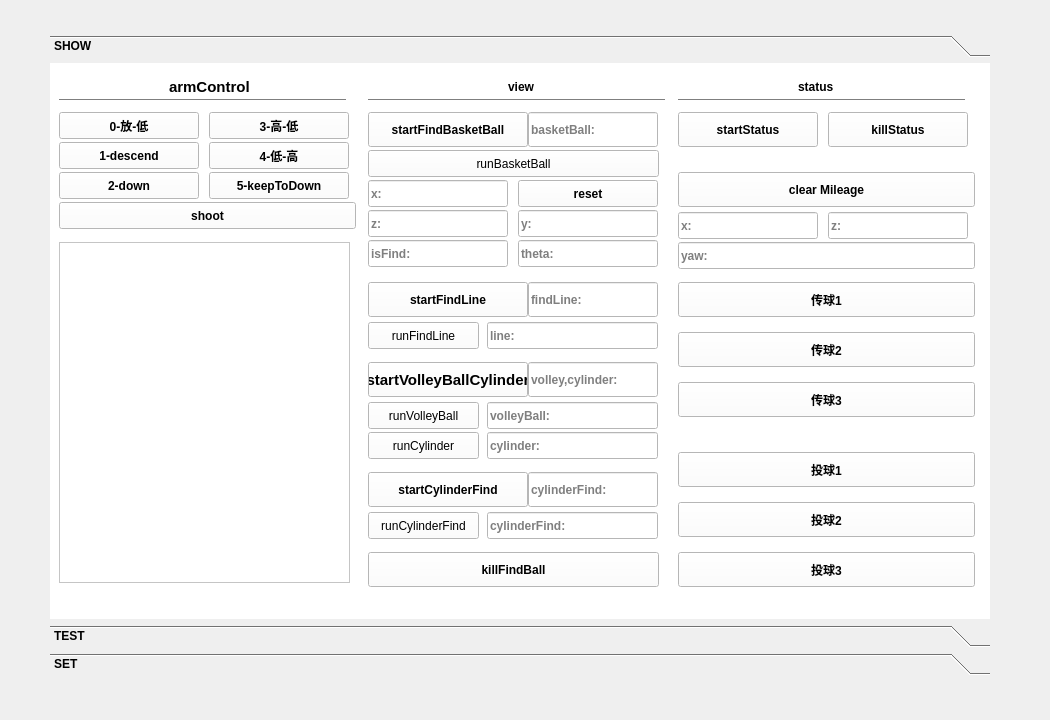
Old version of the form ui/mainwindow.ui in the repository nwpu-basketball-robot/rqt_control.
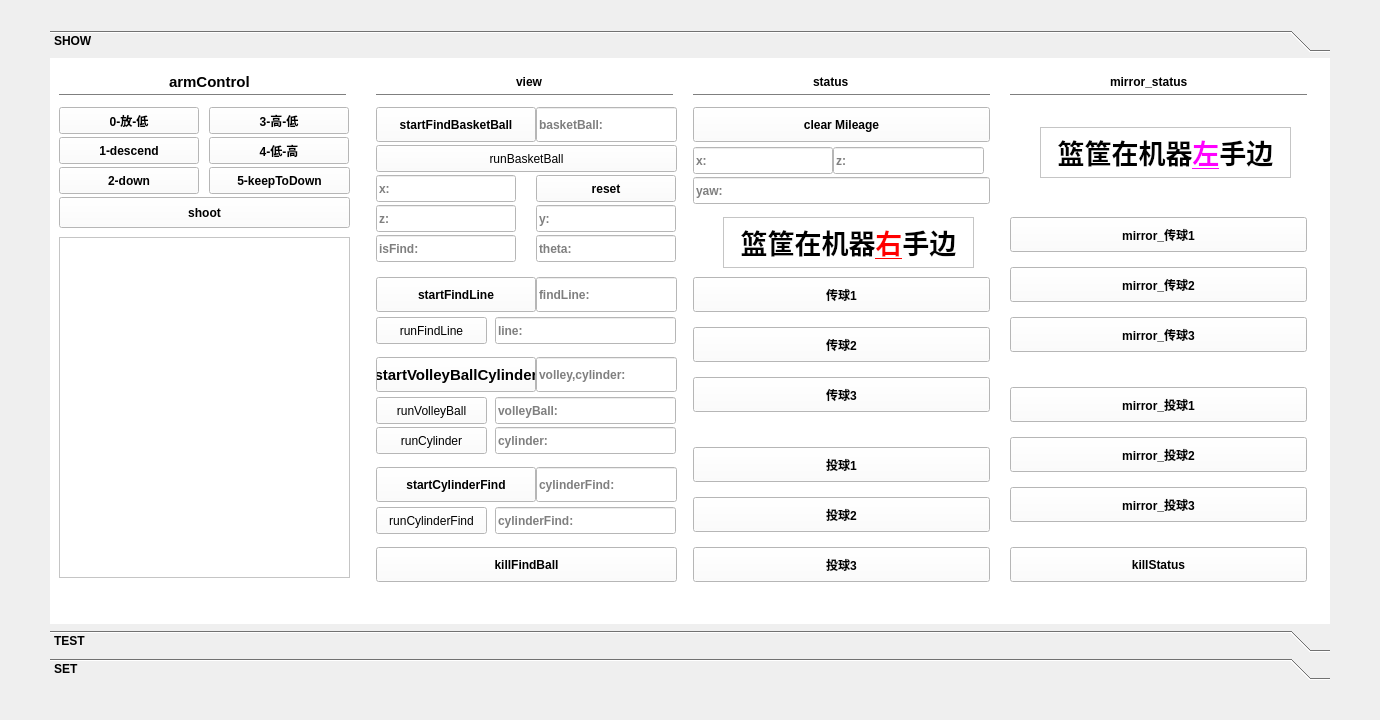
New version of the form.

```diff
--- a/ui/mainwindow.ui
+++ b/ui/mainwindow.ui
@@ -6,7 +6,7 @@
    <rect>
     <x>0</x>
     <y>0</y>
-    <width>1050</width>
+    <width>1380</width>
     <height>720</height>
    </rect>
   </property>
@@ -17,9 +17,9 @@
    <property name="geometry">
     <rect>
      <x>50</x>
-     <y>35</y>
-     <width>940</width>
-     <height>640</height>
+     <y>30</y>
+     <width>1280</width>
+     <height>650</height>
     </rect>
    </property>
    <property name="palette">
@@ -448,8 +448,8 @@
      <rect>
       <x>0</x>
       <y>0</y>
-      <width>940</width>
-      <height>547</height>
+      <width>1280</width>
+      <height>557</height>
      </rect>
     </property>
     <property name="font">
@@ -518,8 +518,8 @@
          <rect>
           <x>0</x>
           <y>130</y>
-          <width>297</width>
-          <height>27</height>
+          <width>291</width>
+          <height>31</height>
          </rect>
         </property>
         <property name="text">
@@ -583,7 +583,7 @@
          <rect>
           <x>150</x>
           <y>100</y>
-          <width>140</width>
+          <width>141</width>
           <height>27</height>
          </rect>
         </property>
@@ -658,7 +658,7 @@
        <widget class="QLineEdit" name="textCheckOnY">
         <property name="geometry">
          <rect>
-          <x>150</x>
+          <x>160</x>
           <y>138</y>
           <width>140</width>
           <height>27</height>
@@ -708,7 +708,7 @@
        <widget class="QLineEdit" name="textCheckOnTheta">
         <property name="geometry">
          <rect>
-          <x>150</x>
+          <x>160</x>
           <y>168</y>
           <width>140</width>
           <height>27</height>
@@ -899,7 +899,7 @@
          <rect>
           <x>0</x>
           <y>480</y>
-          <width>291</width>
+          <width>301</width>
           <height>35</height>
          </rect>
         </property>
@@ -910,7 +910,7 @@
        <widget class="QPushButton" name="reset">
         <property name="geometry">
          <rect>
-          <x>150</x>
+          <x>160</x>
           <y>108</y>
           <width>140</width>
           <height>27</height>
@@ -925,7 +925,7 @@
          <rect>
           <x>0</x>
           <y>78</y>
-          <width>291</width>
+          <width>301</width>
           <height>27</height>
          </rect>
         </property>
@@ -1001,7 +1001,7 @@
          <rect>
           <x>160</x>
           <y>40</y>
-          <width>130</width>
+          <width>141</width>
           <height>35</height>
          </rect>
         </property>
@@ -1051,7 +1051,7 @@
          <rect>
           <x>119</x>
           <y>330</y>
-          <width>171</width>
+          <width>181</width>
           <height>27</height>
          </rect>
         </property>
@@ -1101,7 +1101,7 @@
          <rect>
           <x>119</x>
           <y>250</y>
-          <width>171</width>
+          <width>181</width>
           <height>27</height>
          </rect>
         </property>
@@ -1151,7 +1151,7 @@
          <rect>
           <x>119</x>
           <y>360</y>
-          <width>171</width>
+          <width>181</width>
           <height>27</height>
          </rect>
         </property>
@@ -1235,7 +1235,7 @@
          <rect>
           <x>160</x>
           <y>210</y>
-          <width>130</width>
+          <width>141</width>
           <height>35</height>
          </rect>
         </property>
@@ -1285,7 +1285,7 @@
          <rect>
           <x>160</x>
           <y>290</y>
-          <width>130</width>
+          <width>141</width>
           <height>35</height>
          </rect>
         </property>
@@ -1348,7 +1348,7 @@
          <rect>
           <x>119</x>
           <y>440</y>
-          <width>171</width>
+          <width>181</width>
           <height>27</height>
          </rect>
         </property>
@@ -1417,7 +1417,7 @@
          <rect>
           <x>160</x>
           <y>400</y>
-          <width>130</width>
+          <width>141</width>
           <height>35</height>
          </rect>
         </property>
@@ -1530,7 +1530,7 @@
        <widget class="Line" name="statusLine">
         <property name="geometry">
          <rect>
-          <x>-10</x>
+          <x>0</x>
           <y>20</y>
           <width>297</width>
           <height>16</height>
@@ -1570,7 +1570,7 @@
         <property name="geometry">
          <rect>
           <x>0</x>
-          <y>100</y>
+          <y>40</y>
           <width>297</width>
           <height>35</height>
          </rect>
@@ -1596,7 +1596,7 @@
         <property name="geometry">
          <rect>
           <x>0</x>
-          <y>140</y>
+          <y>80</y>
           <width>140</width>
           <height>27</height>
          </rect>
@@ -1645,9 +1645,9 @@
        <widget class="QLineEdit" name="textMileageY">
         <property name="geometry">
          <rect>
-          <x>150</x>
-          <y>140</y>
-          <width>140</width>
+          <x>140</x>
+          <y>80</y>
+          <width>151</width>
           <height>27</height>
          </rect>
         </property>
@@ -1696,7 +1696,7 @@
         <property name="geometry">
          <rect>
           <x>0</x>
-          <y>170</y>
+          <y>110</y>
           <width>297</width>
           <height>27</height>
          </rect>
@@ -1742,12 +1742,154 @@
          <string>yaw:</string>
         </property>
        </widget>
+       <widget class="QTextEdit" name="textEditMirror_2">
+        <property name="geometry">
+         <rect>
+          <x>30</x>
+          <y>150</y>
+          <width>251</width>
+          <height>51</height>
+         </rect>
+        </property>
+        <property name="html">
+         <string>&lt;!DOCTYPE HTML PUBLIC &quot;-//W3C//DTD HTML 4.0//EN&quot; &quot;http://www.w3.org/TR/REC-html40/strict.dtd&quot;&gt;
+&lt;html&gt;&lt;head&gt;&lt;meta name=&quot;qrichtext&quot; content=&quot;1&quot; /&gt;&lt;style type=&quot;text/css&quot;&gt;
+p, li { white-space: pre-wrap; }
+&lt;/style&gt;&lt;/head&gt;&lt;body style=&quot; font-family:'Ubuntu'; font-size:11pt; font-weight:600; font-style:normal;&quot;&gt;
+&lt;p align=&quot;center&quot; style=&quot; margin-top:0px; margin-bottom:0px; margin-left:0px; margin-right:0px; -qt-block-indent:0; text-indent:0px;&quot;&gt;&lt;span style=&quot; font-size:20pt;&quot;&gt;篮筐在机器&lt;/span&gt;&lt;span style=&quot; font-size:20pt; text-decoration: underline; color:#ff0000;&quot;&gt;右&lt;/span&gt;&lt;span style=&quot; font-size:20pt;&quot;&gt;手边&lt;/span&gt;&lt;/p&gt;&lt;/body&gt;&lt;/html&gt;</string>
+        </property>
+       </widget>
+      </widget>
+     </item>
+     <item>
+      <widget class="QWidget" name="mirror_status" native="true">
+       <widget class="QPushButton" name="mirror_status5">
+        <property name="geometry">
+         <rect>
+          <x>0</x>
+          <y>370</y>
+          <width>297</width>
+          <height>35</height>
+         </rect>
+        </property>
+        <property name="text">
+         <string>mirror_投球2</string>
+        </property>
+       </widget>
+       <widget class="QPushButton" name="mirror_status2">
+        <property name="geometry">
+         <rect>
+          <x>0</x>
+          <y>200</y>
+          <width>297</width>
+          <height>35</height>
+         </rect>
+        </property>
+        <property name="text">
+         <string>mirror_传球2</string>
+        </property>
+       </widget>
+       <widget class="QPushButton" name="mirror_status1">
+        <property name="geometry">
+         <rect>
+          <x>0</x>
+          <y>150</y>
+          <width>297</width>
+          <height>35</height>
+         </rect>
+        </property>
+        <property name="text">
+         <string>mirror_传球1</string>
+        </property>
+       </widget>
+       <widget class="QPushButton" name="mirror_status4">
+        <property name="geometry">
+         <rect>
+          <x>0</x>
+          <y>320</y>
+          <width>297</width>
+          <height>35</height>
+         </rect>
+        </property>
+        <property name="text">
+         <string>mirror_投球1</string>
+        </property>
+       </widget>
+       <widget class="QPushButton" name="mirror_status3">
+        <property name="geometry">
+         <rect>
+          <x>0</x>
+          <y>250</y>
+          <width>297</width>
+          <height>35</height>
+         </rect>
+        </property>
+        <property name="text">
+         <string>mirror_传球3</string>
+        </property>
+       </widget>
+       <widget class="QPushButton" name="mirror_status6">
+        <property name="geometry">
+         <rect>
+          <x>0</x>
+          <y>420</y>
+          <width>297</width>
+          <height>35</height>
+         </rect>
+        </property>
+        <property name="text">
+         <string>mirror_投球3</string>
+        </property>
+       </widget>
+       <widget class="Line" name="statusLine_2">
+        <property name="geometry">
+         <rect>
+          <x>0</x>
+          <y>20</y>
+          <width>297</width>
+          <height>16</height>
+         </rect>
+        </property>
+        <property name="orientation">
+         <enum>Qt::Horizontal</enum>
+        </property>
+       </widget>
+       <widget class="QLabel" name="statusLable_2">
+        <property name="geometry">
+         <rect>
+          <x>100</x>
+          <y>5</y>
+          <width>101</width>
+          <height>20</height>
+         </rect>
+        </property>
+        <property name="text">
+         <string>mirror_status</string>
+        </property>
+       </widget>
+       <widget class="QTextEdit" name="textEditMirror">
+        <property name="geometry">
+         <rect>
+          <x>30</x>
+          <y>60</y>
+          <width>251</width>
+          <height>51</height>
+         </rect>
+        </property>
+        <property name="html">
+         <string>&lt;!DOCTYPE HTML PUBLIC &quot;-//W3C//DTD HTML 4.0//EN&quot; &quot;http://www.w3.org/TR/REC-html40/strict.dtd&quot;&gt;
+&lt;html&gt;&lt;head&gt;&lt;meta name=&quot;qrichtext&quot; content=&quot;1&quot; /&gt;&lt;style type=&quot;text/css&quot;&gt;
+p, li { white-space: pre-wrap; }
+&lt;/style&gt;&lt;/head&gt;&lt;body style=&quot; font-family:'Ubuntu'; font-size:11pt; font-weight:600; font-style:normal;&quot;&gt;
+&lt;p align=&quot;center&quot; style=&quot; margin-top:0px; margin-bottom:0px; margin-left:0px; margin-right:0px; -qt-block-indent:0; text-indent:0px;&quot;&gt;&lt;span style=&quot; font-size:20pt;&quot;&gt;篮筐在机器&lt;/span&gt;&lt;span style=&quot; font-size:20pt; text-decoration: underline; color:#ff00ff;&quot;&gt;左&lt;/span&gt;&lt;span style=&quot; font-size:20pt;&quot;&gt;手边&lt;/span&gt;&lt;/p&gt;&lt;/body&gt;&lt;/html&gt;</string>
+        </property>
+       </widget>
        <widget class="QPushButton" name="killStatus">
         <property name="geometry">
          <rect>
-          <x>150</x>
-          <y>40</y>
-          <width>140</width>
+          <x>0</x>
+          <y>480</y>
+          <width>297</width>
           <height>35</height>
          </rect>
         </property>
@@ -1755,19 +1897,6 @@
          <string>killStatus</string>
         </property>
        </widget>
-       <widget class="QPushButton" name="startStatus">
-        <property name="geometry">
-         <rect>
-          <x>0</x>
-          <y>40</y>
-          <width>140</width>
-          <height>35</height>
-         </rect>
-        </property>
-        <property name="text">
-         <string>startStatus</string>
-        </property>
-       </widget>
       </widget>
      </item>
     </layout>
```
Left out of the diff: 8 changed lines with no effect on the pictures.
